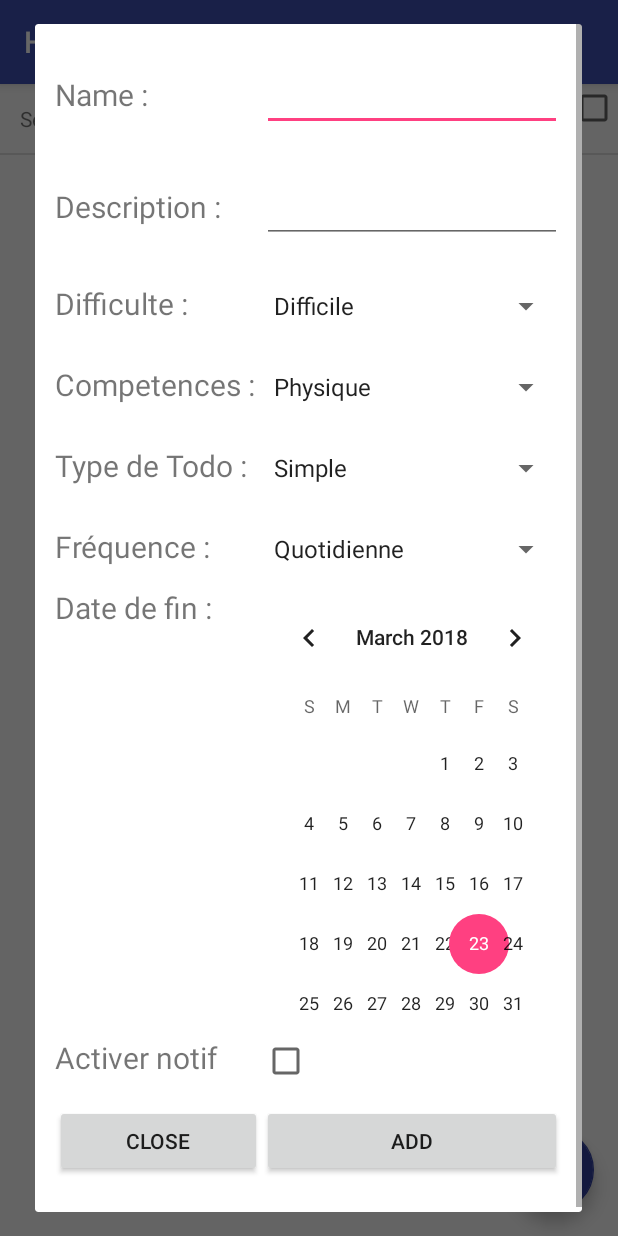
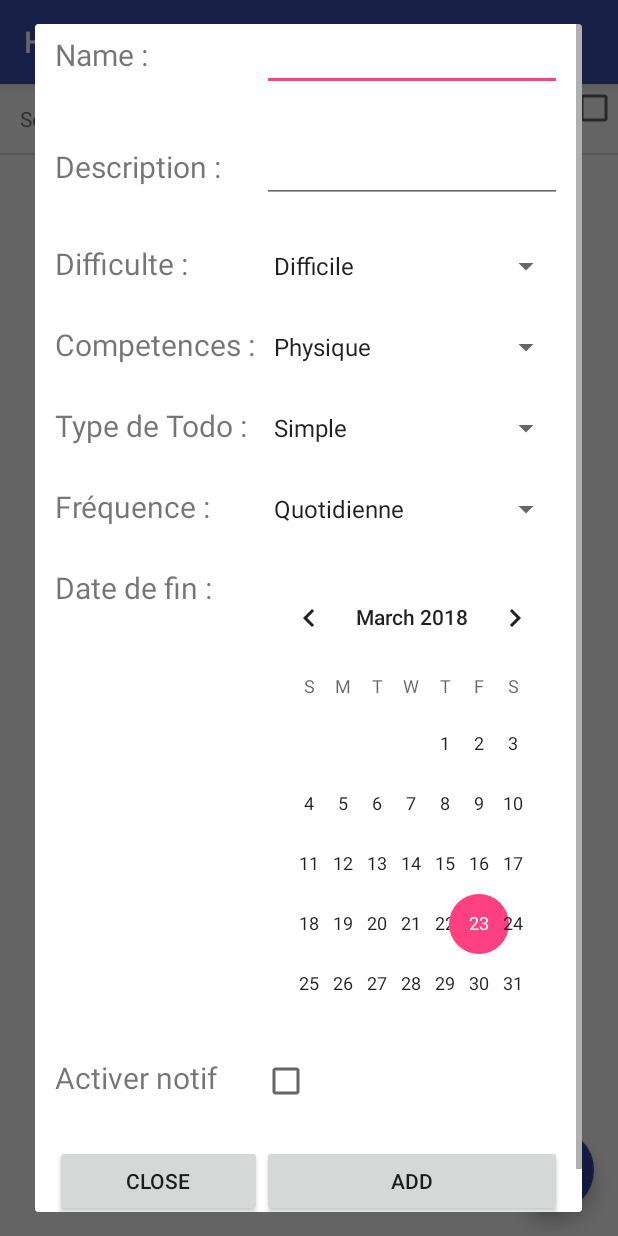
Before and after one commit to viedia/projetInfoMobile, an Android app: the To_DoActivity screen opened directly, with no data from a screen before it, after a tap on an icon or button, on a phone screen of 412 x 824 dp. Run offline under Robolectric (Android 15) with nearby library versions, the phone set to English and light mode, and no system bars; 1 other tap on this screen came first.

Commit message:
fonctionnalité pour cahcer en commentaire dans la fonction onItemSelected

```diff
--- a/app/src/main/java/com/pm/heroofmylife/Menu.java
+++ b/app/src/main/java/com/pm/heroofmylife/Menu.java
@@ -17,7 +17,7 @@ import android.app.Activity;
 /***
  * Menu du jeu qui est un drawer
  */
-public class Menu {
+public class Menu  {
     private NavigationView nav_view;
     private Activity parent;
 
--- a/app/src/main/java/com/pm/heroofmylife/To_DoActivity.java
+++ b/app/src/main/java/com/pm/heroofmylife/To_DoActivity.java
@@ -13,6 +13,7 @@ import android.widget.CalendarView;
 import android.widget.EditText;
 import android.widget.ListView;
 import android.widget.Spinner;
+import android.widget.TableRow;
 import android.widget.Toast;
 
 import com.pm.heroofmylife.ToDo.Difficulte;
@@ -54,6 +55,26 @@ import java.util.ArrayList;
 
      @Override
      public void onItemSelected(AdapterView<?> adapterView, View view, int position, long l) {
+      /*   TableRow frequence = (TableRow) view.findViewById(R.id.frequence);
+         TableRow date = (TableRow) view.findViewById(R.id.date);
+         TableRow notification = (TableRow) view.findViewById(R.id.notification);
+         switch (position){
+             case 0:
+                frequence.setVisibility(View.GONE);
+                 date.setVisibility(View.GONE);
+                 notification.setVisibility(View.GONE);
+                 break;
+             case 1:
+                 frequence.setVisibility(View.VISIBLE);
+                 date.setVisibility(View.GONE);
+                 notification.setVisibility(View.GONE);
+                 break;
+             case 2:
+                 frequence.setVisibility(View.GONE);
+                 date.setVisibility(View.VISIBLE);
+                 notification.setVisibility(View.VISIBLE);
+                 break;
+         } */
         String text = adapterView.getItemAtPosition(position).toString();
         Toast.makeText(adapterView.getContext(),text,Toast.LENGTH_SHORT).show();
      }
@@ -108,6 +129,10 @@ import java.util.ArrayList;
         dialog.show();
     }
 
+     public boolean onCreateOptionsMenu(Menu menu) {
+         getMenuInflater().inflate(R.menu.actionmenu, (android.view.Menu) menu);
+         return true;
+     }
      /**
       * Récupère les information de la fenetre d'ajout pour creer un todo
       * @param v la fenetre d'ajout
--- a/app/src/main/res/layout/item_todo.xml
+++ b/app/src/main/res/layout/item_todo.xml
@@ -124,7 +124,9 @@
 
     <TableRow
         android:layout_marginBottom="20px"
-        android:layout_marginTop="20px">
+        android:layout_marginTop="20px"
+        android:id="@+id/frequence"
+        >
         <TextView
             android:id="@+id/frequence_title"
             android:layout_width="wrap_content"
@@ -143,7 +145,11 @@
 
     </TableRow>
 
-    <TableRow>
+    <TableRow
+        android:layout_marginBottom="20px"
+        android:layout_marginTop="20px"
+        android:id="@+id/date"
+        >
         <TextView
             android:id="@+id/Date_title"
             android:layout_width="wrap_content"
@@ -161,9 +167,12 @@
             />
         </LinearLayout>
     </TableRow>
-<TableRow>
+<TableRow
+    android:layout_marginBottom="20px"
+    android:layout_marginTop="20px"
+    android:id="@+id/notification">
     <TextView
-        android:id="@+id/notificqtion"
+        android:id="@+id/notification_title"
         android:layout_width="wrap_content"
         android:layout_height="wrap_content"
         android:text="Activer notif "
--- /dev/null
+++ b/app/src/main/res/menu/actionmenu.xml
@@ -0,0 +1,42 @@
+<?xml version="1.0" encoding="utf-8"?>
+<menu xmlns:android="http://schemas.android.com/apk/res/android">
+    <item
+        android:id="@+id/action_search"
+
+        android:title="ouououuouo"/>
+    <!-- Settings, should always be in the overflow -->
+
+    <item
+        android:id="@+id/action_location_found"
+
+
+        android:title="blblblbl"/>
+    <item
+        android:id="@+id/menu_overflow"
+
+        android:orderInCategory="11111"
+        >
+        <menu>
+
+            <!-- Refresh -->
+            <item
+                android:id="@+id/action_refresh"
+
+
+                android:title="dfgsdfgds"/>
+
+            <!-- Help -->
+            <item
+                android:id="@+id/action_help"
+
+
+                android:title="fdsgdfgsdg"/>
+
+            <!-- Check updates -->
+            <item
+                android:id="@+id/action_check_updates"
+
+                android:title="ahahahahah"/>
+        </menu>
+    </item>
+</menu>
```
